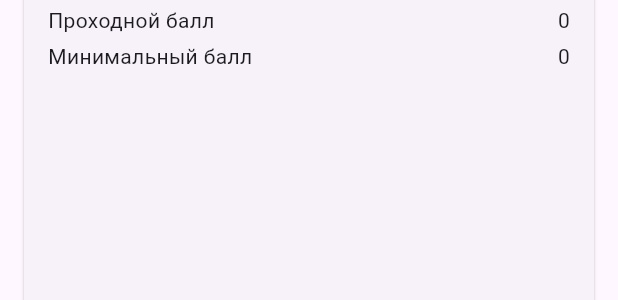
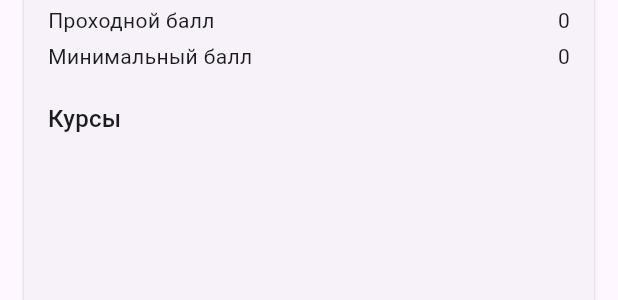
Before and after one commit to bushuevmaxim/entrant-app, a Flutter app: the ProfileCard widget shown alone on an empty page, opened directly with empty values, on a phone screen of 412 x 824 dp. Shown: the part 445-745 px from the top of the screen. Run offline on Flutter 3.47's test engine with Material 3 defaults, Android fonts, the phone set to English and light mode, and no system bars; our stand-ins replace bloc, flutter_bloc, freezed_annotation, go_router, isar; accounts and stored records are empty; generated files the repository leaves out were written again; statements that could not run were skipped.

Commit message:
Add profile courses list

```diff
--- a/lib/src/features/detailed_programm/presentation/widgets/profile_section.dart
+++ b/lib/src/features/detailed_programm/presentation/widgets/profile_section.dart
@@ -89,9 +89,74 @@ class _ProfileCardState extends State<ProfileCard> {
               passingScore: selectedStudyForm.passingScorePaid,
               minScore: selectedStudyForm.minScorePaid,
             ),
+            const SizedBox(height: 16.0),
+            CourseSection(courses: widget.profile.courses),
           ],
         ),
       ),
+    );
+  }
+}
+
+class CourseSection extends StatelessWidget {
+  final List<ProfileCourse> courses;
+
+  const CourseSection({
+    super.key,
+    required this.courses,
+  });
+
+  @override
+  Widget build(BuildContext context) {
+    return Column(
+      crossAxisAlignment: CrossAxisAlignment.start,
+      mainAxisSize: MainAxisSize.min,
+      children: [
+        const SectionTitle(title: 'Курсы'),
+        const SizedBox(height: 8.0),
+        ListView.builder(
+          shrinkWrap: true,
+          physics: const NeverScrollableScrollPhysics(),
+          padding: EdgeInsets.zero,
+          itemCount: courses.length,
+          itemBuilder: (context, index) {
+            return Card(
+              margin: const EdgeInsets.only(bottom: 8.0),
+              child: ExpansionTile(
+                title: Text(
+                  '${index + 1} курс',
+                  style: Theme.of(context).textTheme.titleMedium?.copyWith(
+                        fontWeight: FontWeight.w500,
+                      ),
+                ),
+                leading: const Icon(Icons.school_sharp),
+                shape: const RoundedRectangleBorder(side: BorderSide.none),
+                childrenPadding: const EdgeInsets.symmetric(
+                  horizontal: 16.0,
+                  vertical: 8.0,
+                ),
+                children: courses[index]
+                    .disciplines
+                    .map(
+                      (discipline) => ListTile(
+                        dense: true,
+                        contentPadding: EdgeInsets.zero,
+                        leading: const Icon(
+                          Icons.circle,
+                          size: 8,
+                        ),
+                        title: Text(
+                          discipline.name,
+                          style: Theme.of(context).textTheme.bodyMedium,
+                        ),
+                      ),
+                    )
+                    .toList(),
+              ),
+            );
+          },
+        ),
+      ],
     );
   }
 }
```
